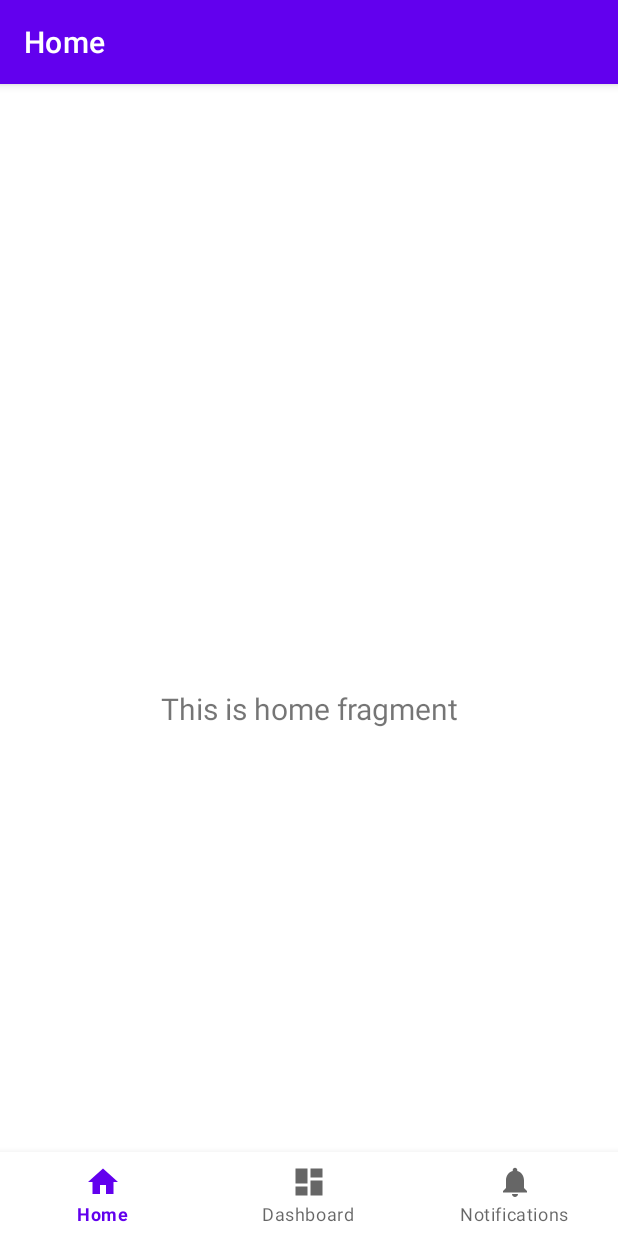
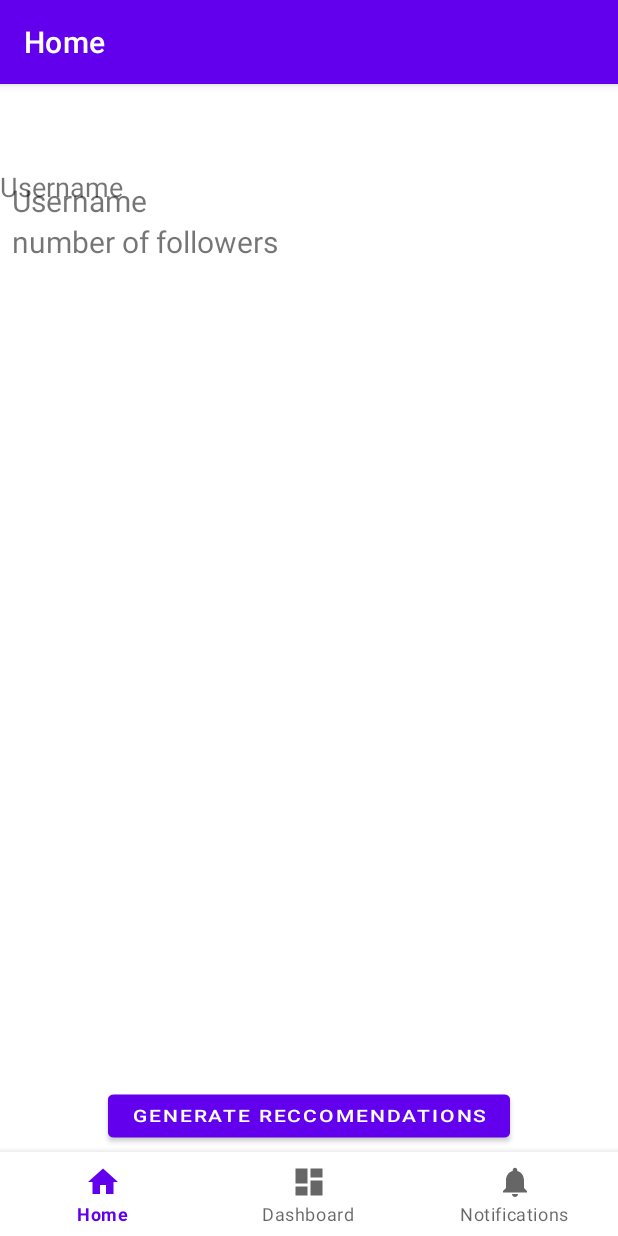
Before and after one commit to jvogt23/Schmotify, an Android app: the screen it shows after launch (MainActivity), on a phone screen of 412 x 824 dp. Run offline under Robolectric (Android 15) with nearby library versions, the phone set to English and light mode, and no system bars; our stand-ins replace navigation-ui; 2 statements that could not run were skipped.

Commit message:
Starting work on UI development for home screen with username and follower count text view, generate reccomendations button, and bottom layout screen

```diff
--- a/app/src/main/res/layout/activity_main.xml
+++ b/app/src/main/res/layout/activity_main.xml
@@ -1,10 +1,21 @@
 <?xml version="1.0" encoding="utf-8"?>
 <androidx.constraintlayout.widget.ConstraintLayout xmlns:android="http://schemas.android.com/apk/res/android"
     xmlns:app="http://schemas.android.com/apk/res-auto"
+    xmlns:tools="http://schemas.android.com/tools"
     android:id="@+id/container"
     android:layout_width="match_parent"
     android:layout_height="match_parent"
     android:paddingTop="?attr/actionBarSize">
+
+    <TextView
+        android:id="@+id/textView"
+        android:layout_width="match_parent"
+        android:layout_height="wrap_content"
+        android:text="Username"
+        android:textSize="8pt"
+        app:layout_constraintEnd_toEndOf="parent"
+        app:layout_constraintStart_toStartOf="parent"
+        app:layout_constraintTop_toTopOf="parent" />
 
     <com.google.android.material.bottomnavigation.BottomNavigationView
         android:id="@+id/nav_view"
@@ -24,10 +35,11 @@
         android:layout_width="match_parent"
         android:layout_height="match_parent"
         app:defaultNavHost="true"
-        app:layout_constraintBottom_toTopOf="@id/nav_view"
+        app:layout_constraintHorizontal_bias="0.0"
         app:layout_constraintLeft_toLeftOf="parent"
         app:layout_constraintRight_toRightOf="parent"
         app:layout_constraintTop_toTopOf="parent"
         app:navGraph="@navigation/mobile_navigation" />
 
+
 </androidx.constraintlayout.widget.ConstraintLayout>
--- a/app/src/main/res/layout/fragment_home.xml
+++ b/app/src/main/res/layout/fragment_home.xml
@@ -6,17 +6,49 @@
     android:layout_height="match_parent"
     tools:context=".ui.home.HomeFragment">
 
+    <com.google.android.material.bottomnavigation.BottomNavigationView
+        android:id="@+id/nav_view"
+        android:layout_width="0dp"
+        android:layout_height="wrap_content"
+        android:background="?android:attr/windowBackground"
+        app:layout_constraintBottom_toBottomOf="parent"
+        app:layout_constraintLeft_toLeftOf="parent"
+        app:layout_constraintRight_toRightOf="parent"
+        app:menu="@menu/bottom_nav_menu" />
+
     <TextView
-        android:id="@+id/text_home"
+        android:id="@+id/text_username"
         android:layout_width="match_parent"
         android:layout_height="wrap_content"
         android:layout_marginStart="8dp"
         android:layout_marginTop="8dp"
         android:layout_marginEnd="8dp"
-        android:textAlignment="center"
+        android:text="@string/username"
         android:textSize="20sp"
-        app:layout_constraintBottom_toBottomOf="parent"
         app:layout_constraintEnd_toEndOf="parent"
         app:layout_constraintStart_toStartOf="parent"
         app:layout_constraintTop_toTopOf="parent" />
+
+    <TextView
+        android:id="@+id/text_followers"
+        android:layout_width="match_parent"
+        android:layout_height="wrap_content"
+        android:layout_marginStart="8dp"
+        android:layout_marginEnd="8dp"
+        android:text="@string/number_of_followers"
+        android:textSize="20sp"
+        app:layout_constraintEnd_toEndOf="parent"
+        app:layout_constraintStart_toStartOf="parent"
+        app:layout_constraintTop_toBottomOf="@+id/text_username" />
+
+    <Button
+        android:id="@+id/button2"
+        android:layout_width="wrap_content"
+        android:layout_height="wrap_content"
+        android:scaleY="0.8"
+        android:text="Generate Reccomendations"
+        app:layout_constraintBottom_toTopOf="@+id/nav_view"
+        app:layout_constraintEnd_toEndOf="parent"
+        app:layout_constraintStart_toStartOf="parent" />
+
 </androidx.constraintlayout.widget.ConstraintLayout>
--- a/app/src/main/res/values/strings.xml
+++ b/app/src/main/res/values/strings.xml
@@ -3,4 +3,6 @@
     <string name="title_home">Home</string>
     <string name="title_dashboard">Dashboard</string>
     <string name="title_notifications">Notifications</string>
+    <string name="username">Username</string>
+    <string name="number_of_followers">number of followers</string>
 </resources>
```
